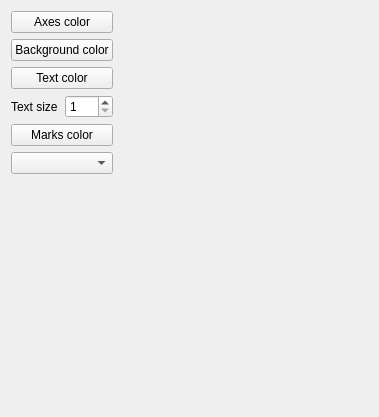
This is 1/src/forms_ui/settings_window.ui in dazzlemon/diit_121-ipz_y2_cg as Qt 5 draws it before an edit. The edited form follows.
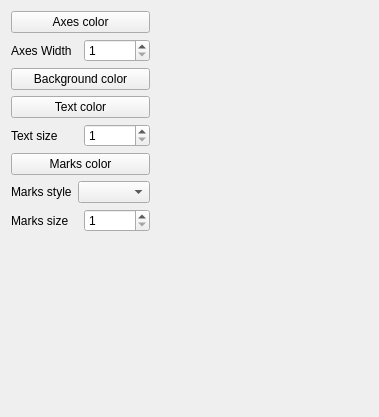
This is the edited form.

Commit message: plotter and its ui updated

Patch:
```diff
--- a/1/src/forms_ui/settings_window.ui
+++ b/1/src/forms_ui/settings_window.ui
@@ -23,6 +23,27 @@
        </property>
       </widget>
      </item>
+     <item>
+      <layout class="QHBoxLayout" name="horizontalLayout_3">
+       <item>
+        <widget class="QLabel" name="label_3">
+         <property name="text">
+          <string>Axes Width</string>
+         </property>
+        </widget>
+       </item>
+       <item>
+        <widget class="QSpinBox" name="axesWidthSpinBox">
+         <property name="minimum">
+          <number>1</number>
+         </property>
+         <property name="maximum">
+          <number>64</number>
+         </property>
+        </widget>
+       </item>
+      </layout>
+     </item>
      <item>
       <widget class="QPushButton" name="bgColorButton">
        <property name="text">
@@ -66,7 +87,39 @@
       </widget>
      </item>
      <item>
-      <widget class="QComboBox" name="marksStyleComboBox"/>
+      <layout class="QHBoxLayout" name="horizontalLayout_2">
+       <item>
+        <widget class="QLabel" name="label_2">
+         <property name="text">
+          <string>Marks style</string>
+         </property>
+        </widget>
+       </item>
+       <item>
+        <widget class="QComboBox" name="marksStyleComboBox"/>
+       </item>
+      </layout>
+     </item>
+     <item>
+      <layout class="QHBoxLayout" name="horizontalLayout_4">
+       <item>
+        <widget class="QLabel" name="label_4">
+         <property name="text">
+          <string>Marks size</string>
+         </property>
+        </widget>
+       </item>
+       <item>
+        <widget class="QSpinBox" name="marksSizeSpinBox">
+         <property name="minimum">
+          <number>1</number>
+         </property>
+         <property name="maximum">
+          <number>64</number>
+         </property>
+        </widget>
+       </item>
+      </layout>
      </item>
      <item>
       <spacer name="verticalSpacer">
```
The commit also changes 6 other files.
